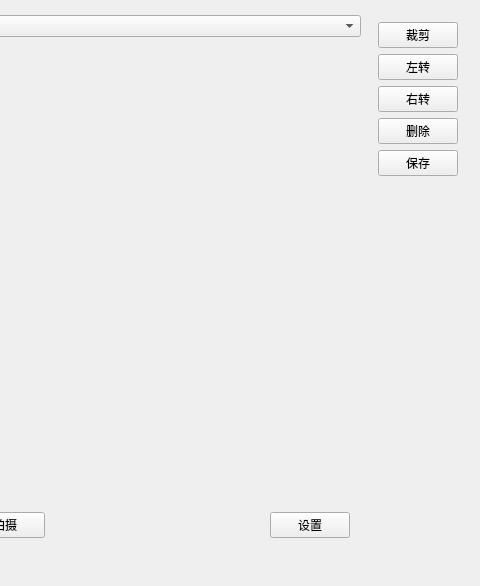
Old version of the form MyCamera.ui in the repository wgc8/demo-camera; both pictures show x 362 to 842 and y 0 to 586 of the 842 by 586 pixel window.
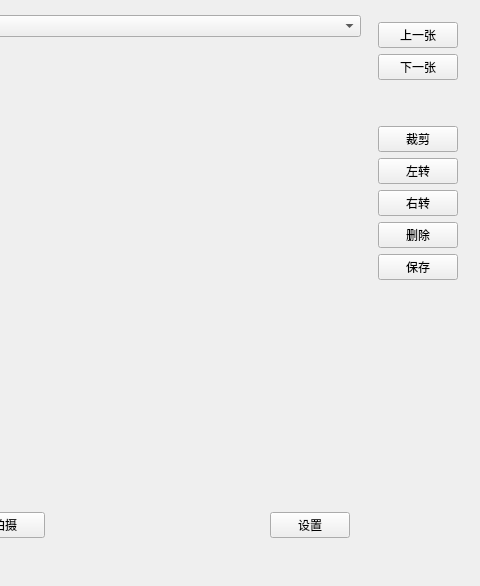
New version of the form.

The edit to the form file:
```diff
--- a/MyCamera.ui
+++ b/MyCamera.ui
@@ -31,6 +31,36 @@
         </sizepolicy>
        </property>
        <layout class="QVBoxLayout" name="verticalLayout">
+        <item>
+         <widget class="QPushButton" name="btnPrevious">
+          <property name="text">
+           <string>上一张</string>
+          </property>
+         </widget>
+        </item>
+        <item>
+         <widget class="QPushButton" name="btnNext">
+          <property name="text">
+           <string>下一张</string>
+          </property>
+         </widget>
+        </item>
+        <item>
+         <spacer name="verticalSpacer_2">
+          <property name="orientation">
+           <enum>Qt::Vertical</enum>
+          </property>
+          <property name="sizeType">
+           <enum>QSizePolicy::Minimum</enum>
+          </property>
+          <property name="sizeHint" stdset="0">
+           <size>
+            <width>20</width>
+            <height>40</height>
+           </size>
+          </property>
+         </spacer>
+        </item>
         <item>
          <widget class="QPushButton" name="btnCut">
           <property name="text">
```
Left out of the diff: 28 changed lines with no effect on the pictures.
